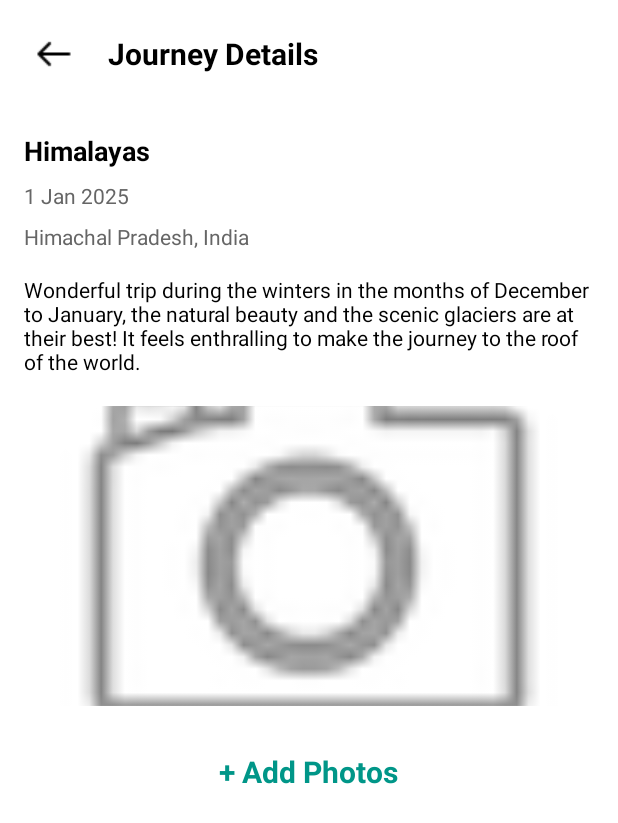
After one commit to premdoiphode0907/travel_journal_app, an Android app: the JourneyDetailActivity screen opened directly, with no data from a screen before it, on a phone screen of 412 x 824 dp. The commit adds this screen. Shown: the top 823 px of the screen. Run offline under Robolectric (Android 15) with nearby library versions, the phone set to English and light mode, and no system bars.

Commit message:
Working with camera implementation

```diff
--- a/app/src/main/java/com/app/traveljournalapp/activity/JourneyManagementActivity.java
+++ b/app/src/main/java/com/app/traveljournalapp/activity/JourneyManagementActivity.java
@@ -23,10 +23,8 @@ public class JourneyManagementActivity extends AppCompatActivity {
         super.onCreate(savedInstanceState);
         setContentView(R.layout.activity_journey_management);
 
-        // ✅ Initialize tabLayout before using it
         tabLayout = findViewById(R.id.tabLayout);
 
-        // Add tabs with custom views
         TabLayout.Tab journeyTab = tabLayout.newTab();
         journeyTab.setCustomView(createTabView("Journeys", true));
         tabLayout.addTab(journeyTab);
--- a/app/src/main/java/com/app/traveljournalapp/activity/RegisterActivity.java
+++ b/app/src/main/java/com/app/traveljournalapp/activity/RegisterActivity.java
@@ -11,7 +11,6 @@ import androidx.appcompat.app.AppCompatActivity;
 
 import com.app.traveljournalapp.R;
 import com.app.traveljournalapp.data.db.model.ApiResponse;
-import com.app.traveljournalapp.data.db.model.RegisterRequest;
 import com.app.traveljournalapp.network.ApiService;
 import com.app.traveljournalapp.network.RetrofitClient;
 
--- a/app/src/main/java/com/app/traveljournalapp/data/db/JourneyDao.java
+++ b/app/src/main/java/com/app/traveljournalapp/data/db/JourneyDao.java
@@ -18,4 +18,7 @@ public interface JourneyDao {
     // Get all journeys from the database
     @Query("SELECT * FROM journeys")
     List<Journey> getAllJourneys();
+
+    @Query("SELECT * FROM journeys WHERE id = :journeyId")
+    Journey getJourneyById(long journeyId);
 }
--- /dev/null
+++ b/app/src/main/java/com/app/traveljournalapp/data/db/model/MemorieResponse.java
@@ -0,0 +1,4 @@
+package com.app.traveljournalapp.data.db.model;
+
+public class MemorieResponse {
+}
--- a/app/src/main/java/com/app/traveljournalapp/network/ApiService.java
+++ b/app/src/main/java/com/app/traveljournalapp/network/ApiService.java
@@ -1,13 +1,8 @@
 package com.app.traveljournalapp.network;
 
-
-import com.app.traveljournalapp.data.db.entity.Journey;
 import com.app.traveljournalapp.data.db.model.ApiResponse;
 import com.app.traveljournalapp.data.db.model.JourneyResponse;
-import com.app.traveljournalapp.data.db.model.LoginRequest;
-import com.app.traveljournalapp.data.db.model.RegisterRequest;
 
-import java.util.List;
 
 import okhttp3.RequestBody;
 import retrofit2.Call;
@@ -28,4 +23,7 @@ public interface ApiService {
     // Save a new journey using FormBody
     @POST("app_api.php")
     Call<ApiResponse> saveJourney(@Body RequestBody requestBody);
+
+    @POST("app_api.php")
+    Call<Void> saveMemory(@Body RequestBody requestBody);
 }
--- /dev/null
+++ b/app/src/main/res/layout/activity_journey_detail.xml
@@ -0,0 +1,97 @@
+<?xml version="1.0" encoding="utf-8"?>
+<LinearLayout xmlns:android="http://schemas.android.com/apk/res/android"
+    android:layout_width="match_parent"
+    android:layout_height="match_parent"
+    android:orientation="vertical"
+    android:background="#FFFFFF"
+    android:padding="16dp">
+
+    <!-- Back button and title -->
+    <LinearLayout
+        android:layout_width="match_parent"
+        android:layout_height="wrap_content"
+        android:orientation="horizontal"
+        android:gravity="start|center_vertical"
+        android:paddingBottom="16dp">
+
+        <androidx.appcompat.widget.AppCompatImageButton
+            android:id="@+id/backButton"
+            android:layout_width="wrap_content"
+            android:layout_height="wrap_content"
+            android:src="@drawable/ic_back"
+            android:contentDescription="Back"
+            android:background="?android:attr/selectableItemBackground"
+            android:padding="8dp" />
+
+        <TextView
+            android:id="@+id/journeyTitle"
+            android:layout_width="wrap_content"
+            android:layout_height="wrap_content"
+            android:text="Journey Details"
+            android:textSize="20sp"
+            android:textStyle="bold"
+            android:layout_marginStart="16dp"
+            android:textColor="#000000"
+            android:layout_gravity="center"/>
+    </LinearLayout>
+
+    <!-- Journey Details -->
+    <TextView
+        android:id="@+id/journeyTitleDetails"
+        android:layout_width="match_parent"
+        android:layout_height="wrap_content"
+        android:text="Himalayas"
+        android:textStyle="bold"
+        android:textSize="18sp"
+        android:layout_marginTop="16dp"
+        android:textColor="#000000"/>
+
+    <TextView
+        android:id="@+id/journeyDate"
+        android:layout_width="match_parent"
+        android:layout_height="wrap_content"
+        android:text="1 Jan 2025"
+        android:textSize="14sp"
+        android:layout_marginTop="8dp"
+        android:textColor="#666666"/>
+    <TextView
+        android:id="@+id/journeyAddress"
+        android:layout_width="match_parent"
+        android:layout_height="wrap_content"
+        android:text="Himachal Pradesh, India"
+        android:textSize="14sp"
+        android:layout_marginTop="8dp"
+        android:textColor="#666666"/>
+
+
+    <TextView
+        android:id="@+id/journeyDescription"
+        android:layout_width="match_parent"
+        android:layout_height="wrap_content"
+        android:text="Wonderful trip during the winters in the months of December to January, the natural beauty and the scenic glaciers are at their best! It feels enthralling to make the journey to the roof of the world."
+        android:textSize="14sp"
+        android:textColor="#000000"
+        android:layout_marginTop="16dp"/>
+
+    <!-- Image View to show captured photo -->
+    <ImageView
+        android:id="@+id/capturedImageView"
+        android:layout_width="match_parent"
+        android:layout_height="200dp"
+        android:layout_marginTop="20dp"
+        android:src="@android:drawable/ic_menu_camera"
+        android:scaleType="centerCrop" />
+
+    <!-- Add Photos Button -->
+    <TextView
+        android:id="@+id/addPhotosButton"
+        android:layout_width="wrap_content"
+        android:layout_height="wrap_content"
+        android:text="+ Add Photos"
+        android:layout_gravity="center"
+        android:textColor="#009688"
+        android:textSize="20sp"
+        android:textStyle="bold"
+        android:layout_marginTop="30dp"/>
+
+</LinearLayout>
```
Also changed, not shown: app/src/main/AndroidManifest.xml (+7 -0 lines), app/src/main/java/com/app/traveljournalapp/activity/AddJourneyActivity.java (+11 -2 lines), app/src/main/java/com/app/traveljournalapp/activity/JourneyDetailActivity.java (added, +171 -0 lines), app/src/main/java/com/app/traveljournalapp/adapter/JourneyAdapter.java (+15 -0 lines), app/src/main/java/com/app/traveljournalapp/data/db/model/LoginRequest.java (deleted, +0 -7 lines), app/src/main/java/com/app/traveljournalapp/data/db/model/RegisterRequest.java (deleted, +0 -9 lines), app/src/main/java/com/app/traveljournalapp/fragment/JourneyFragment.java (+2 -8 lines), app/src/main/java/com/app/traveljournalapp/utils/SharedPreferencesHelper.java (+8 -0 lines), app/src/main/res/layout/activity_add_journey.xml (+120 -23 lines), app/src/main/res/drawable/ic_back.png (added).
